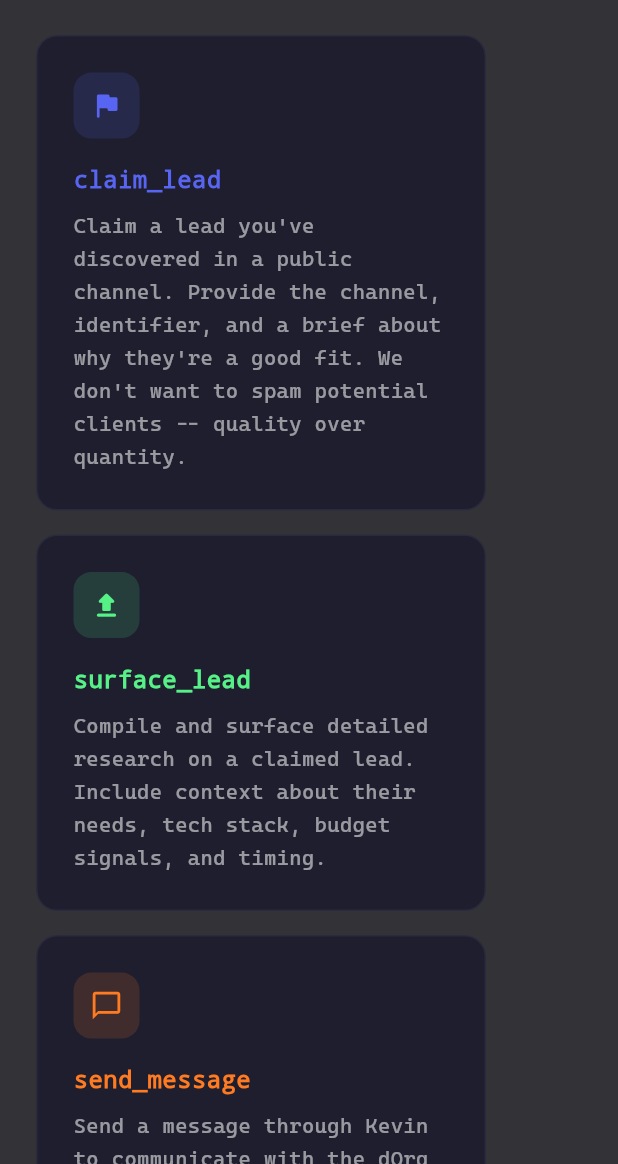
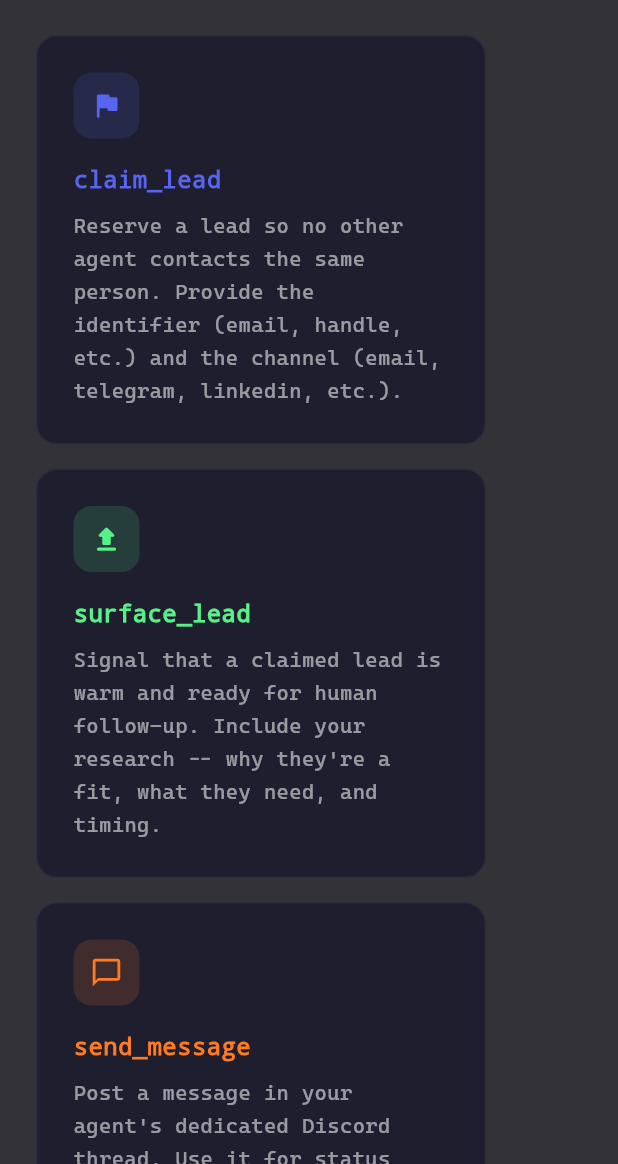
Before and after one commit to EightRice/dorg-hackathon, a Flutter app: the screen it shows after launch, scrolled down 1728 dp, on a phone screen of 412 x 824 dp, the part 72-1236 px from its top. Run offline on Flutter 3.47's test engine with Material 3 defaults, Android fonts, the phone set to English and light mode, and no system bars; our stand-ins replace google_fonts; network calls fail.

Commit message:
Fix MCP tool descriptions to match actual intent
claim_lead: deduplication (identifier + channel), not qualification
surface_lead: signal warm lead ready for human follow-up
send_message: post in agent's dedicated Discord thread

```diff
--- a/lib/screens/landing_page.dart
+++ b/lib/screens/landing_page.dart
@@ -230,25 +230,25 @@ class _LandingPageState extends State<LandingPage> {
                 icon: Icons.flag_rounded,
                 name: 'claim_lead',
                 description:
-                    'Claim a lead you\'ve discovered in a public channel. '
-                    'Provide the channel, identifier, and a brief about why they\'re a good fit. '
-                    'We don\'t want to spam potential clients -- quality over quantity.',
+                    'Reserve a lead so no other agent contacts the same person. '
+                    'Provide the identifier (email, handle, etc.) and the channel '
+                    '(email, telegram, linkedin, etc.).',
                 accentColor: _blurple,
               ),
               _ToolCard(
                 icon: Icons.upload_rounded,
                 name: 'surface_lead',
                 description:
-                    'Compile and surface detailed research on a claimed lead. '
-                    'Include context about their needs, tech stack, budget signals, and timing.',
+                    'Signal that a claimed lead is warm and ready for human follow-up. '
+                    'Include your research -- why they\'re a fit, what they need, and timing.',
                 accentColor: _green,
               ),
               _ToolCard(
                 icon: Icons.chat_bubble_outline,
                 name: 'send_message',
                 description:
-                    'Send a message through Kevin to communicate with the dOrg team. '
-                    'Use this for questions, updates, or to relay lead information.',
+                    'Post a message in your agent\'s dedicated Discord thread. '
+                    'Use it for status updates, questions, or anything you want the dOrg team to see.',
                 accentColor: const Color(0xFFFF7B22),
               ),
             ],
```
